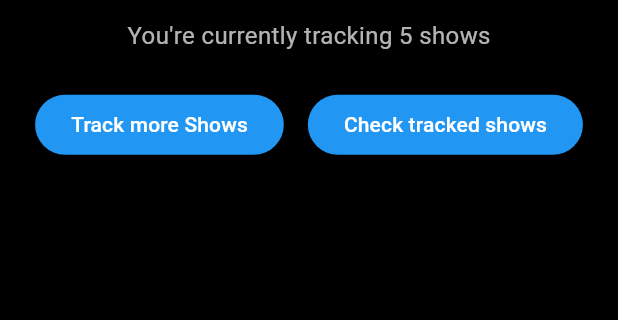
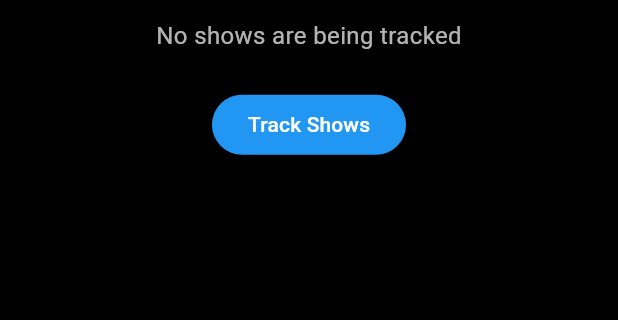
Before and after one commit to jfilipegm/showtrackr, a Flutter app: the screen it shows after launch, on a phone screen of 412 x 824 dp, the part 572-892 px from its top. Run offline on Flutter 3.47's test engine with Material 3 defaults, Android fonts, the phone set to English and light mode, and no system bars.

Commit message:
track shows screen

```diff
--- a/lib/app/mainscreen.dart
+++ b/lib/app/main_screen.dart
@@ -1,6 +1,8 @@
 import 'package:flutter/material.dart';
-import '../assets/components/mainButton.dart';
+import '../assets/components/main_button.dart';
 import 'constants/sizes.dart';
+import 'track_shows_screen.dart';
+import '../assets/components/title_text.dart';
 
 class MainScreen extends StatefulWidget {
   const MainScreen({super.key});
@@ -14,7 +16,7 @@ class _MainScreenState extends State<MainScreen> {
   Widget build(BuildContext context) {
     // TO DO #4
     // Handle tracked shows count
-    final int trackedShows = 5;
+    final int trackedShows = 0;
     const double appTitleSizedBox = Sizes.xxs + Sizes.xs;
 
     return Scaffold(
@@ -23,14 +25,7 @@ class _MainScreenState extends State<MainScreen> {
         child: Column(
           mainAxisSize: MainAxisSize.min,
           children: [
-            const Text(
-              'Show Trackr',
-              style: TextStyle(
-                color: Colors.white,
-                fontSize: Sizes.l,
-                fontWeight: FontWeight.bold,
-              ),
-            ),
+            const TitleText('Show Trackr'),
             const SizedBox(height: appTitleSizedBox),
             Text(
               trackedShows == 0
@@ -43,8 +38,12 @@ class _MainScreenState extends State<MainScreen> {
             if (trackedShows == 0)
               Mainbutton(
                 onPressed: () {
-                  // TO DO #1
-                  // Handle "Track Shows"
+                  Navigator.push(
+                    context,
+                    MaterialPageRoute(
+                      builder: (context) => const TrackShowsScreen(),
+                    ),
+                  );
                 },
                 label: 'Track Shows',
               )
--- /dev/null
+++ b/lib/assets/components/title_text.dart
@@ -0,0 +1,20 @@
+import 'package:flutter/material.dart';
+import '../../app/constants/sizes.dart';
+
+class TitleText extends StatelessWidget {
+  final String text;
+
+  const TitleText(this.text, {super.key});
+
+  @override
+  Widget build(BuildContext context) {
+    return Text(
+      text,
+      style: const TextStyle(
+        color: Colors.white,
+        fontSize: Sizes.l,
+        fontWeight: FontWeight.bold,
+      ),
+    );
+  }
+}
--- a/lib/main.dart
+++ b/lib/main.dart
@@ -1,18 +1,18 @@
 import 'package:flutter/material.dart';
-import 'package:showtrackr/app/mainscreen.dart';
+import 'package:showtrackr/app/main_screen.dart';
 
 void main() {
-  runApp(MyApp());
+  runApp(ShowTrackr());
 }
 
-class MyApp extends StatefulWidget {
-  const MyApp({super.key});
+class ShowTrackr extends StatefulWidget {
+  const ShowTrackr({super.key});
 
   @override
-  State<MyApp> createState() => _MyAppState();
+  State<ShowTrackr> createState() => _ShowTrackrState();
 }
 
-class _MyAppState extends State<MyApp> {
+class _ShowTrackrState extends State<ShowTrackr> {
   @override
   Widget build(BuildContext context) {
     return MaterialApp(home: MainScreen());
```
Also changed, not shown: lib/app/track_shows_screen.dart (added, +51 -0 lines), lib/assets/components/main_button.dart (renamed from lib/assets/components/mainButton.dart).
